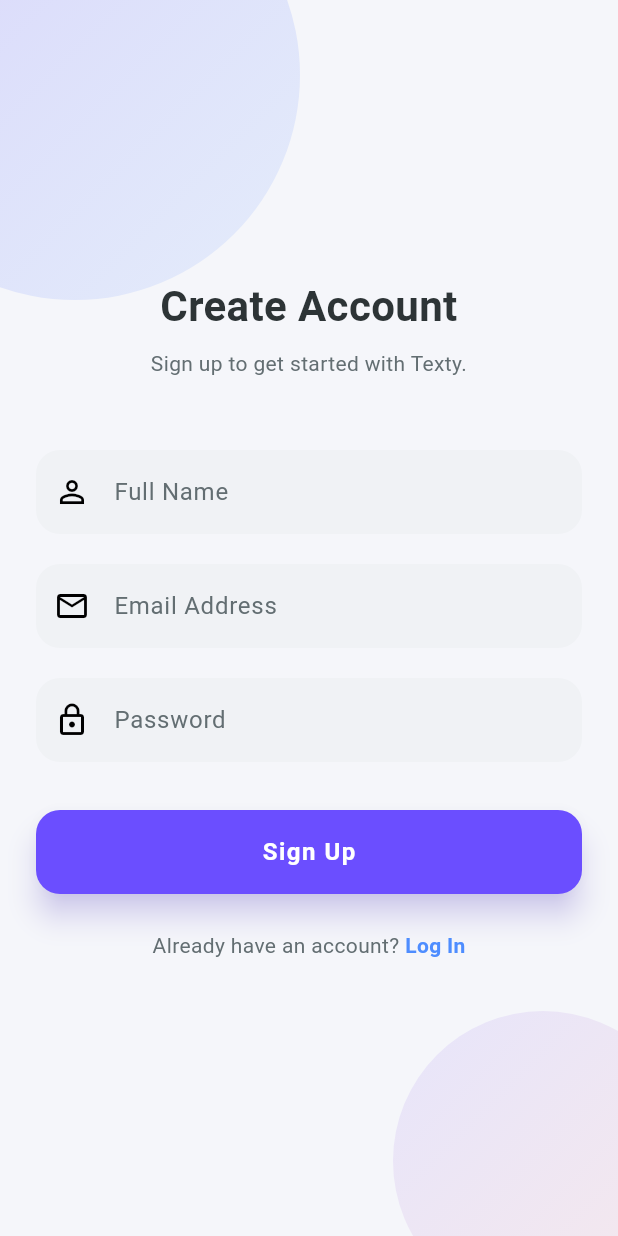
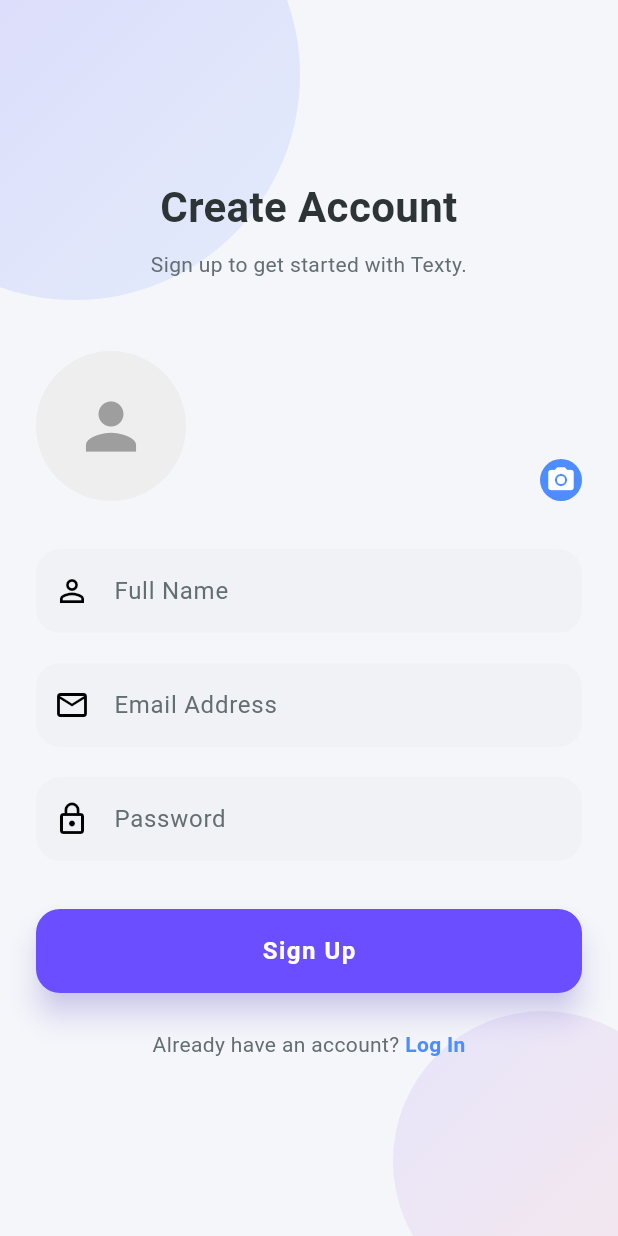
Before and after one commit to raees-reapmind/texty, a Flutter app: the SignupScreen screen opened by its route, on a phone screen of 412 x 824 dp. Run offline on Flutter 3.47's test engine with Material 3 defaults, Android fonts, the phone set to English and light mode, and no system bars; our stand-ins replace cloud_firestore, equatable, firebase_auth, firebase_core, firebase_storage, flutter_bloc and 2 more; accounts and stored records are empty.

Commit message:
feat: Add profile picture functionality to user signup, update user model, and enhance chat UI with profile images

```diff
--- a/lib/blocs/auth/auth_bloc.dart
+++ b/lib/blocs/auth/auth_bloc.dart
@@ -14,7 +14,7 @@ class AuthBloc extends Bloc<AuthEvent, AuthStates> {
         print(
             "AuthBloc: Calling repository.signUp with name: ${event.name}, email: ${event.email}");
         final user =
-            await repository.signUp(event.name, event.email, event.password);
+            await repository.signUp(event.name, event.email, event.password, profilePicture: event.profilePicture);
         print("AuthBloc: SignUp successful, user: ${user.uid}");
         emit(AuthAuthenticated(user));
         print("AuthBloc: Emitted AuthAuthenticated");
--- a/lib/blocs/auth/auth_event.dart
+++ b/lib/blocs/auth/auth_event.dart
@@ -1,3 +1,5 @@
+import 'dart:io';
+
 import 'package:equatable/equatable.dart';
 
 abstract class AuthEvent extends Equatable {
@@ -7,7 +9,8 @@ abstract class AuthEvent extends Equatable {
 
 class SignUpEvent extends AuthEvent {
   final String name, email, password;
-  SignUpEvent(this.name, this.email, this.password);
+  final File? profilePicture; // Add this field
+  SignUpEvent(this.name, this.email, this.password, {this.profilePicture});
 }
 
 class LoginEvent extends AuthEvent {
--- a/lib/models/user_model.dart
+++ b/lib/models/user_model.dart
@@ -3,12 +3,14 @@ class UserModel {
   final String name;
   final String email;
   final String searchName;
+  final String? profilePictureUrl; // Add this field
 
   UserModel({
     required this.uid,
     required this.name,
     required this.email,
     required this.searchName,
+    this.profilePictureUrl, // Add it to constructor
   });
 
   factory UserModel.fromMap(Map<String, dynamic> map) {
@@ -17,6 +19,7 @@ class UserModel {
       name: map['name'] ?? '',
       email: map['email'] ?? '',
       searchName: map['searchName'] ?? '',
+      profilePictureUrl: map['profilePictureUrl'], // Add this line
     );
   }
 
@@ -26,6 +29,7 @@ class UserModel {
       'name': name,
       'email': email,
       'searchName': searchName,
+      'profilePictureUrl': profilePictureUrl, // Add this line
     };
   }
 }
--- a/lib/views/screens/signup_screen.dart
+++ b/lib/views/screens/signup_screen.dart
@@ -1,20 +1,46 @@
+import 'dart:io';
+
 import 'package:flutter/material.dart';
 import 'package:flutter_bloc/flutter_bloc.dart';
 import 'package:go_router/go_router.dart';
+import 'package:image_picker/image_picker.dart';
 import 'package:texty/blocs/auth/auth_bloc.dart';
 import 'package:texty/blocs/auth/auth_event.dart';
 import 'package:texty/blocs/auth/auth_states.dart';
 import 'package:texty/core/theme/app_colors.dart';
 import 'package:texty/views/widgets/common_background.dart';
 
-class SignupScreen extends StatelessWidget {
+class SignupScreen extends StatefulWidget {
   SignupScreen({Key? key}) : super(key: key);
 
+  @override
+  State<SignupScreen> createState() => _SignupScreenState();
+}
+
+class _SignupScreenState extends State<SignupScreen> {
   final TextEditingController nameController = TextEditingController();
+
   final TextEditingController emailController = TextEditingController();
+
   final TextEditingController passwordController = TextEditingController();
 
   final GlobalKey<FormState> _formKey = GlobalKey<FormState>();
+
+  File? selectedImage;
+
+  Future<void> _pickImage() async {
+    final ImagePicker picker = ImagePicker();
+    final XFile? image = await picker.pickImage(
+      source: ImageSource.gallery,
+      maxWidth: 200, // Resize to small width
+      maxHeight: 200, // Resize to small height
+      imageQuality: 50, // High compression
+    );
+
+    if (image != null) {
+      setState(() => selectedImage = File(image.path));
+    }
+  }
 
   @override
   Widget build(BuildContext context) {
@@ -63,6 +89,39 @@ class SignupScreen extends StatelessWidget {
                       ),
                     ),
                     const SizedBox(height: 48),
+
+                    // --- Profile Image Picker UI ---
+                    GestureDetector(
+                      onTap: () => _pickImage(),
+                      child: Stack(
+                        children: [
+                          CircleAvatar(
+                            radius: 50,
+                            backgroundColor: Colors.grey[200],
+                            backgroundImage: selectedImage != null
+                                ? FileImage(selectedImage!)
+                                : null,
+                            child: selectedImage == null
+                                ? const Icon(Icons.person,
+                                    size: 50, color: Colors.grey)
+                                : null,
+                          ),
+                          Positioned(
+                            bottom: 0,
+                            right: 0,
+                            child: Container(
+                              padding: const EdgeInsets.all(4),
+                              decoration: const BoxDecoration(
+                                  color: AppColors.primaryBlue,
+                                  shape: BoxShape.circle),
+                              child: const Icon(Icons.camera_alt,
+                                  color: Colors.white, size: 20),
+                            ),
+                          ),
+                        ],
+                      ),
+                    ),
+                    const SizedBox(height: 32),
 
                     // Name Field
                     TextFormField(
@@ -134,6 +193,7 @@ class SignupScreen extends StatelessWidget {
                                           nameController.text.trim(),
                                           emailController.text.trim(),
                                           passwordController.text.trim(),
+                                          profilePicture: selectedImage,
                                         ),
                                       );
                                 }
```
Also changed, not shown: lib/data/datasources/firebase_auth_datasource.dart (+14 -1 lines), lib/data/repositories/auth_repository.dart (+6 -2 lines), lib/views/screens/recent_chat_screen.dart (+48 -103 lines), lib/views/widgets/story_avatar.dart (+11 -3 lines).
